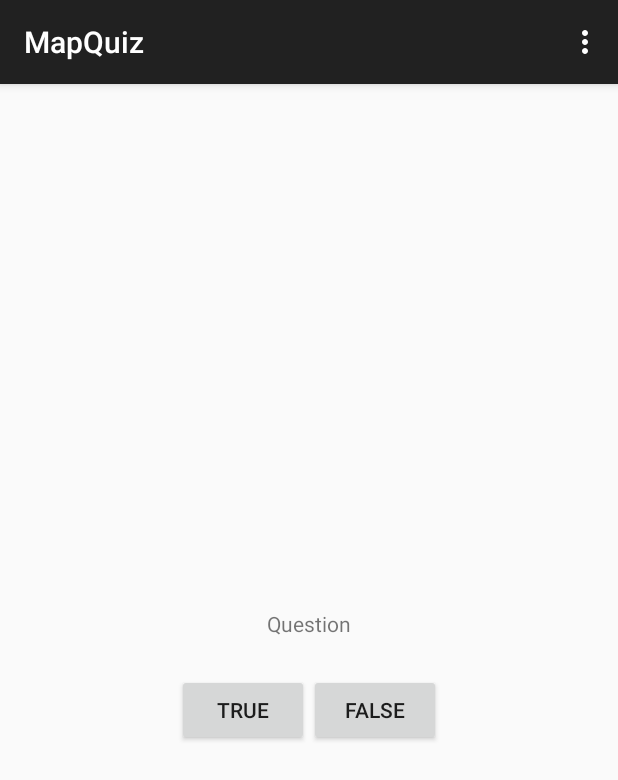
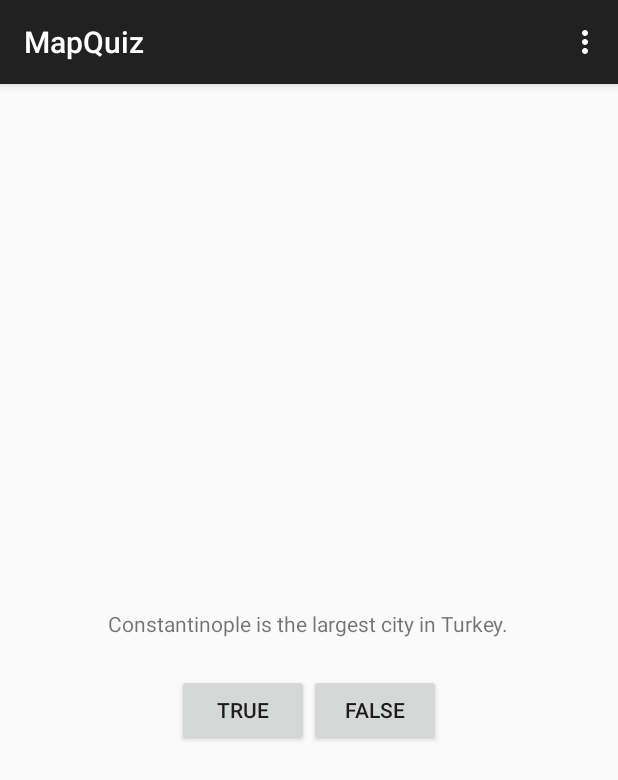
Before and after one commit to DanArcos/MapQuiz, an Android app: the screen it shows after launch (QuizActivity), on a phone screen of 412 x 824 dp. Shown: the top 780 px of the screen. Run offline under Robolectric (Android 15) with nearby library versions, the phone set to English and light mode, and no system bars.

Commit message:
Removed. Hello world string value. Changed question_text string value

```diff
--- a/app/src/main/res/values/strings.xml
+++ b/app/src/main/res/values/strings.xml
@@ -2,11 +2,12 @@
 <resources>
 
     <string name="app_name">MapQuiz</string>
-    <string name="hello_world">Hello world!</string>
-    <string name="action_settings">Settings</string>
 
-    <string name="question_text">Question</string>
+    <string name="question_text">Constantinople is the largest city in Turkey.</string>
     <string name="true_button">True</string>
     <string name="false_button">False</string>
 
+
+    <string name="action_settings">Settings</string>
+
 </resources>
```
